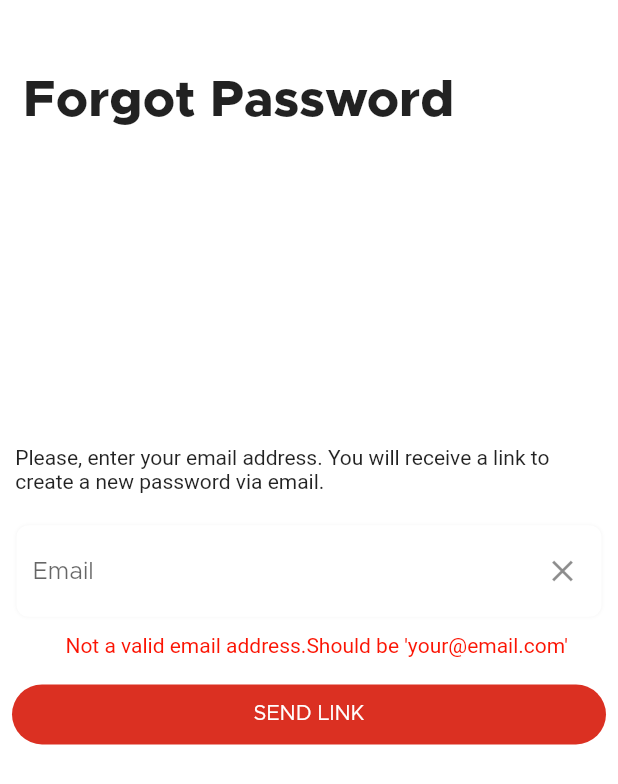
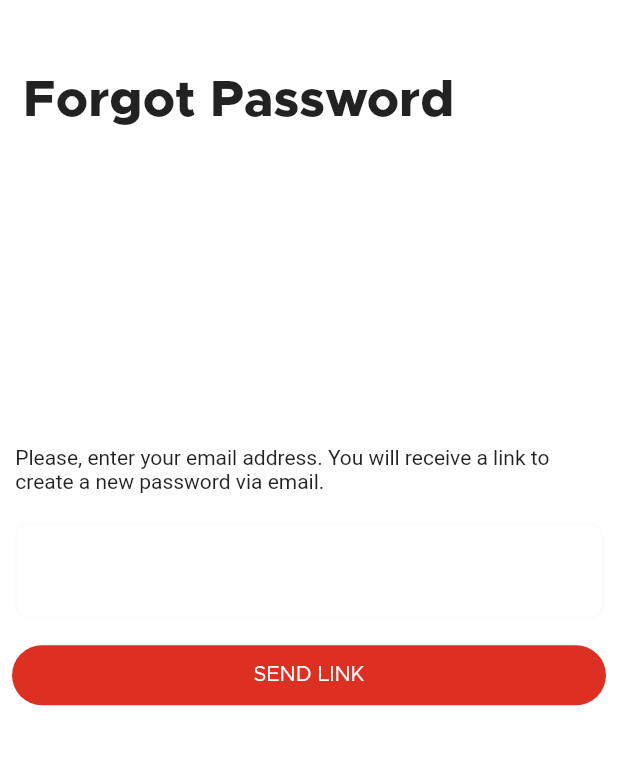
Before and after one commit to huza786/zenify, a Flutter app: the ForgotPassword screen opened by its route, on a phone screen of 412 x 824 dp. Shown: the top 784 px of the screen. Run offline on Flutter 3.47's test engine with Material 3 defaults, Android fonts, the phone set to English and light mode, and no system bars; our stand-ins replace flutter_screenutil, flutter_svg, google_fonts.

Commit message:
changed email validation provider to enum so that it will show red or green when user starts to type something only

```diff
--- a/lib/providers/email_validation_provider.dart
+++ b/lib/providers/email_validation_provider.dart
@@ -1,18 +1,24 @@
 import 'package:flutter/material.dart';
 
-//TODO: create such email validation that when text field is empty no icons are showed
+enum EmailValidationState { Valid, Invalid, None }
+
 class EmailState with ChangeNotifier {
-  bool _isValidEmail = false;
-  bool get isValidEmail => _isValidEmail;
+  EmailValidationState _emailValidationState = EmailValidationState.None;
+
+  EmailValidationState get emailValidationState => _emailValidationState;
+
   void emailValidation(String email) {
-    // Regular expression for a simple email validation
-    // You may want to use a more robust email validation regex
     if (email.isNotEmpty) {
       final RegExp emailRegex = RegExp(
         r'^(([^<>()[\]\\.,;:\s@\"]+(\.[^<>()[\]\\.,;:\s@\"]+)*)|(\".+\"))@((\[[0-9]{1,3}\.[0-9]{1,3}\.[0-9]{1,3}\.[0-9]{1,3}\])|(([a-zA-Z\-0-9]+\.)+[a-zA-Z]{2,}))$',
       );
-      _isValidEmail = emailRegex.hasMatch(email);
-      notifyListeners();
+      _emailValidationState = emailRegex.hasMatch(email)
+          ? EmailValidationState.Valid
+          : EmailValidationState.Invalid;
+    } else {
+      _emailValidationState = EmailValidationState.None;
     }
+
+    notifyListeners();
   }
 }
--- a/lib/screens/Components/email_text_field.dart
+++ b/lib/screens/Components/email_text_field.dart
@@ -17,13 +17,17 @@
   }) : super(key: key);
 
   @override
-  // ignore: library_private_types_in_public_api
   _EmailTextFieldState createState() => _EmailTextFieldState();
 }
 
 class _EmailTextFieldState extends State<EmailTextField> {
   @override
   Widget build(BuildContext context) {
+    EmailValidationState emailValidationState =
+        Provider.of<EmailState>(context).emailValidationState;
+
+    Widget suffixIcon = _getSuffixIcon(emailValidationState);
+
     return Column(
       children: [
         Padding(
@@ -39,9 +43,7 @@
                 )
               ],
               border: Border.all(
-                color: Provider.of<EmailState>(context).isValidEmail
-                    ? Colors.green
-                    : Colors.transparent,
+                color: _getBorderColor(emailValidationState),
                 width: 2.0,
               ),
             ),
@@ -56,9 +58,7 @@
                       .emailValidation(value);
                 },
                 decoration: InputDecoration(
-                  suffixIcon: Provider.of<EmailState>(context).isValidEmail
-                      ? const Icon(Icons.check)
-                      : const Icon(Icons.close),
+                  suffixIcon: suffixIcon,
                   hintText: widget.hintText,
                   hintStyle: headerStyle,
                   labelText: widget.labelText,
@@ -66,7 +66,7 @@
                   border: InputBorder.none,
                 ),
                 validator: (value) {
-                  if (!Provider.of<EmailState>(context).isValidEmail) {
+                  if (emailValidationState == EmailValidationState.Invalid) {
                     return 'Please enter a valid email address';
                   }
                   return null;
@@ -76,11 +76,11 @@
           ),
         ),
         Visibility(
-          visible: !Provider.of<EmailState>(context).isValidEmail,
+          visible: emailValidationState == EmailValidationState.Invalid,
           child: Padding(
             padding: EdgeInsets.fromLTRB(10.h, 0, 0, 10.h),
-            child: const Text(
-              """Not a valid email address.Should be 'your@email.com'""",
+            child: Text(
+              "Not a valid email address. Should be 'your@email.com'",
               style: TextStyle(color: Color.fromARGB(255, 251, 20, 3)),
             ),
           ),
@@ -88,4 +88,26 @@
       ],
     );
   }
+
+  Color _getBorderColor(EmailValidationState state) {
+    switch (state) {
+      case EmailValidationState.Valid:
+        return Colors.green;
+      case EmailValidationState.Invalid:
+        return Colors.red;
+      case EmailValidationState.None:
+        return Colors.transparent;
+    }
+  }
+
+  Widget _getSuffixIcon(EmailValidationState state) {
+    switch (state) {
+      case EmailValidationState.Valid:
+        return const Icon(Icons.check);
+      case EmailValidationState.Invalid:
+        return const Icon(Icons.close);
+      case EmailValidationState.None:
+        return Container(); // Return an empty Container for EmailValidationState.None
+    }
+  }
 }
--- a/lib/screens/MainScreens/Mainpages/main1.dart
+++ b/lib/screens/MainScreens/Mainpages/main1.dart
@@ -50,7 +50,7 @@
                             MaterialStateProperty.all<RoundedRectangleBorder>(
                                 RoundedRectangleBorder(
                                     borderRadius: BorderRadius.circular(18.0),
-                                    side: BorderSide(color: Colors.red))),
+                                    side: const BorderSide(color: Colors.red))),
                         backgroundColor:
                             MaterialStateProperty.all<Color>(primaryRed)),
                     child: Text(
@@ -91,7 +91,7 @@
                       child: Text(
                         """You've never seen it before!""",
                         style: headerStyle.copyWith(
-                            fontSize: 11, color: Color(0xff9B9B9B)),
+                            fontSize: 11, color: const Color(0xff9B9B9B)),
                       ),
                     ),
                   ],
--- a/lib/screens/MainScreens/Mainpages/main2.dart
+++ b/lib/screens/MainScreens/Mainpages/main2.dart
@@ -18,8 +18,8 @@
           forceMaterialTransparency: true,
           leading: IconButton(
               onPressed: () => Navigator.pop(context),
-              icon: Icon(Icons.arrow_back_ios_new)),
-          iconTheme: IconThemeData(color: Colors.black),
+              icon: const Icon(Icons.arrow_back_ios_new)),
+          iconTheme: const IconThemeData(color: Colors.black),
           elevation: 0,
           backgroundColor: Colors.transparent,
         ),
```
